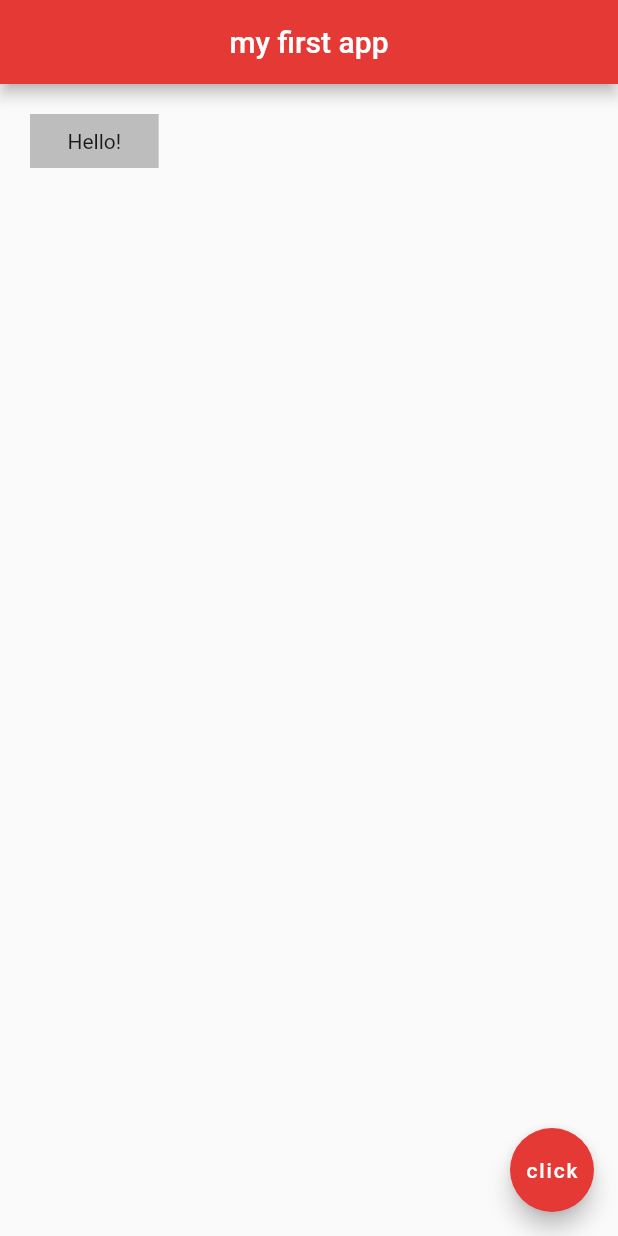
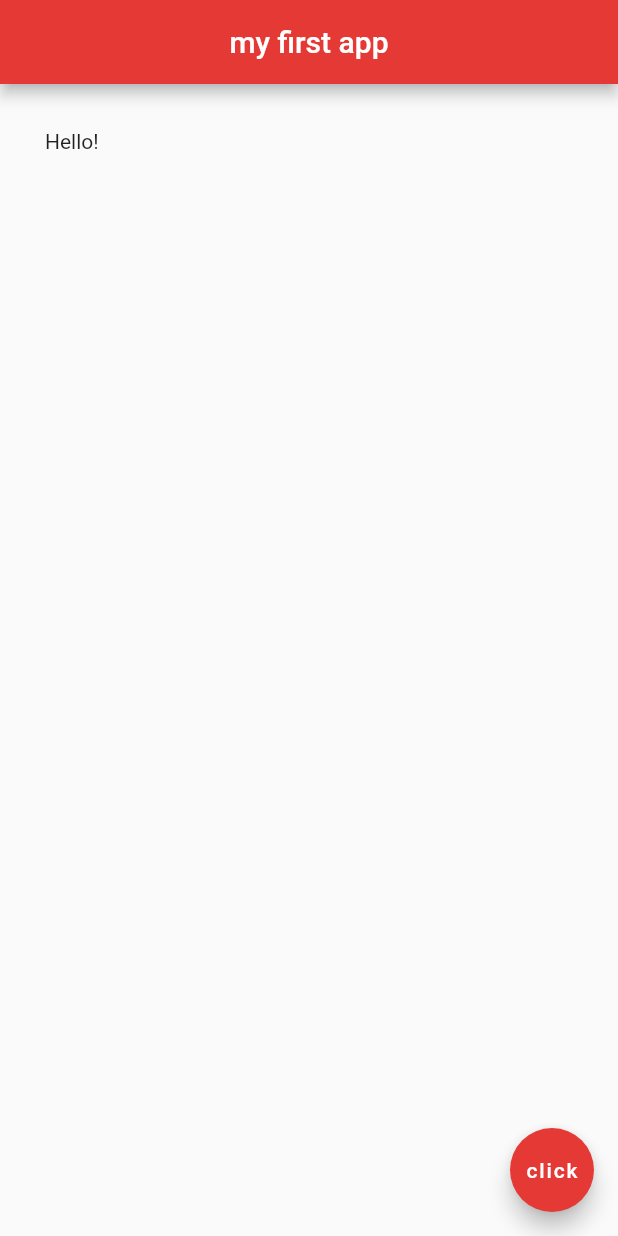
Before and after one commit to denamyte/flutter_thenetninja_01_myapp, a Flutter app: the screen it shows after launch, on a phone screen of 412 x 824 dp. Run offline on Flutter 3.47's test engine with Material 2 defaults, Android fonts, the phone set to English and light mode, and no system bars.

Commit message:
Lesson 10: Padding widget

```diff
--- a/lib/main.dart
+++ b/lib/main.dart
@@ -13,10 +13,8 @@ class Home extends StatelessWidget {
           centerTitle: true,
           backgroundColor: Colors.red[600]
       ),
-      body: Container(
-        padding: EdgeInsets.symmetric(vertical: 10, horizontal: 25),
-        margin: EdgeInsets.all(20),
-        color: Colors.grey[400],
+      body: Padding(
+        padding: EdgeInsets.all(30.0),
         child: Text('Hello!'),
       ),
       floatingActionButton: FloatingActionButton(
```
